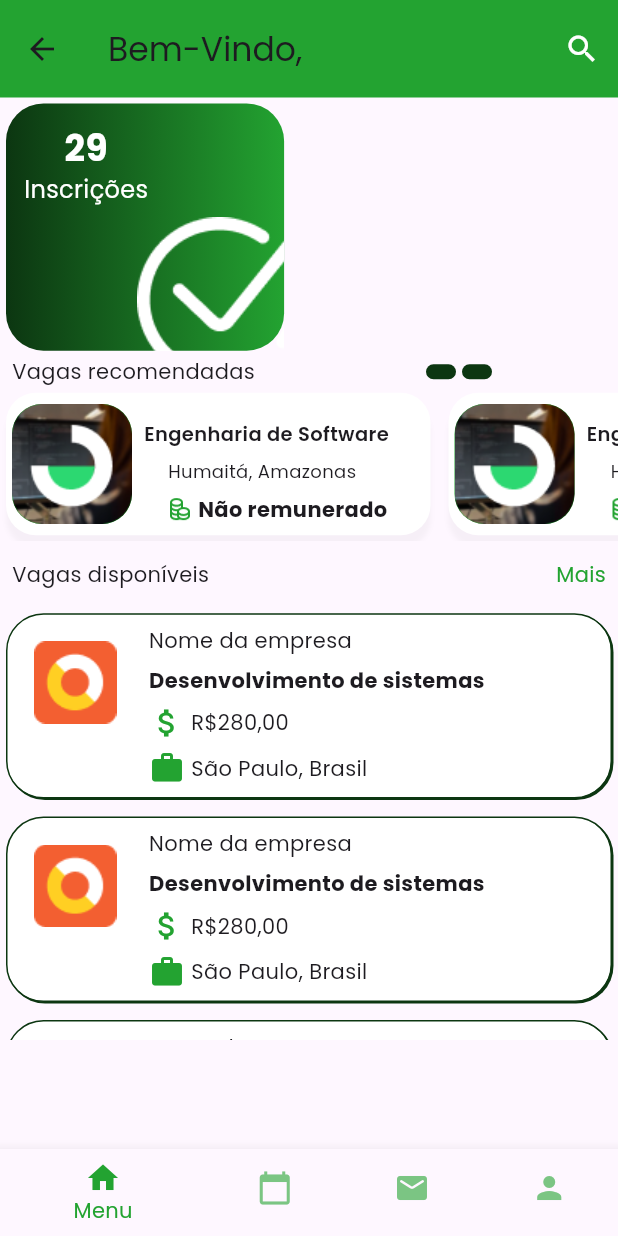
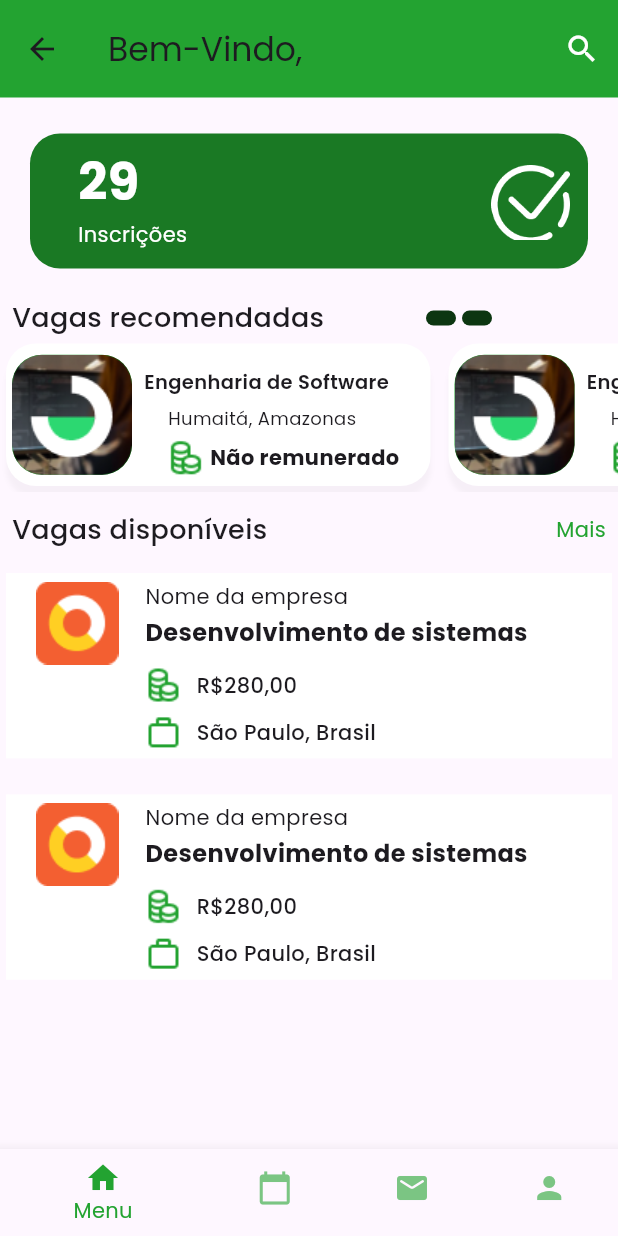
Before and after one commit to EstagioUnipampa/Estagiou-front, a Flutter app: the HomePage screen opened by its route, on a phone screen of 412 x 824 dp. Run offline on Flutter 3.47's test engine with Material 3 defaults, Android fonts, the phone set to English and light mode, and no system bars; our stand-ins replace dio, equatable, flutter_bloc, flutter_modular, google_sign_in.

Commit message:
feat: :lipstick: Refatorações nos componentes

```diff
--- a/estagiou/lib/features/home/view/home_page.dart
+++ b/estagiou/lib/features/home/view/home_page.dart
@@ -33,65 +33,65 @@ class _HomePageState extends State<HomePage> {
       backgroundColor: Palette.backgroundColor,
       body: ListView(
         children: [
+          20.ph,
           Align(
             alignment: Alignment.centerLeft,
             child: Container(
-              height: size.height * 0.2,
-              width: size.width * 0.45,
-              margin: const EdgeInsets.only(top: 4, left: 4),
+              height: 90,
+              width: double.infinity,
+              margin: const EdgeInsets.only(top: 4, left: 20, right: 20),
               decoration: BoxDecoration(
-                borderRadius: BorderRadius.circular(25),
+                borderRadius: BorderRadius.circular(20),
                 shape: BoxShape.rectangle,
-                gradient: const LinearGradient(
-                  colors: [Palette.darkGreen, Palette.lightGreen],
-                ),
+                color: const Color(0xFF1A7924),
               ),
               child: Stack(
                 children: [
-                  Positioned(
-                    top: 12,
-                    left: 12,
+                  const Positioned(
+                    top: 8,
+                    left: 32,
                     child: Column(
+                      crossAxisAlignment:
+                          CrossAxisAlignment.start, // Alinha o texto à esquerda
                       children: [
                         Text(
                           '29',
-                          style:
-                              Theme.of(context).textTheme.bodyMedium!.copyWith(
-                                    color: Palette.whiteColor,
-                                    fontSize: 24,
-                                    fontWeight: FontWeight.bold,
-                                  ),
+                          style: TextStyle(
+                            color: Palette.whiteColor,
+                            fontSize: 34,
+                            fontWeight: FontWeight.bold,
+                          ),
                         ),
                         Text(
                           'Inscrições',
-                          style:
-                              Theme.of(context).textTheme.bodyMedium!.copyWith(
-                                    color: Palette.whiteColor,
-                                    fontSize: 16,
-                                  ),
+                          style: TextStyle(
+                              color: Palette.whiteColor, fontSize: 14),
                         ),
                       ],
                     ),
                   ),
                   Positioned(
-                    bottom: -16,
-                    right: -12,
+                    top: 21,
+                    right: 12,
                     child: Image.asset(
                       'assets/confirmed.png',
-                      alignment: Alignment.bottomRight,
+                      height: 50,
+                      alignment: Alignment.centerRight,
                     ),
-                  )
+                  ),
                 ],
               ),
             ),
           ),
-          4.ph,
+          20.ph,
           Padding(
             padding: const EdgeInsets.symmetric(horizontal: 8.0),
             child: Row(
               mainAxisAlignment: MainAxisAlignment.spaceBetween,
               children: [
-                const Text('Vagas recomendadas'),
+                const Text('Vagas recomendadas',
+                    style:
+                        TextStyle(fontSize: 18, fontWeight: FontWeight.w500)),
                 SizedBox(
                   width: 120,
                   height: 10,
@@ -136,10 +136,12 @@ class _HomePageState extends State<HomePage> {
             child: Row(
               mainAxisAlignment: MainAxisAlignment.spaceBetween,
               children: [
-                Text('Vagas disponíveis'),
+                Text('Vagas disponíveis',
+                    style:
+                        TextStyle(fontSize: 18, fontWeight: FontWeight.w500)),
                 Text(
                   'Mais',
-                  style: TextStyle(color: Palette.lightGreen),
+                  style: TextStyle(color: Palette.lightGreen, fontSize: 14),
                 ),
               ],
             ),
@@ -154,7 +156,7 @@ class _HomePageState extends State<HomePage> {
                 },
                 separatorBuilder: (context, index) {
                   return const SizedBox(
-                    height: 4,
+                    height: 16,
                   );
                 }),
           )
--- a/estagiou/lib/features/home/view/widgets/available_vacancies.dart
+++ b/estagiou/lib/features/home/view/widgets/available_vacancies.dart
@@ -1,4 +1,3 @@
-
 import 'package:flutter/material.dart';
 import 'package:flutter_application_1/extensions/custom_padding.dart';
 import 'package:flutter_application_1/theme/palette.dart';
@@ -18,63 +17,69 @@ class AvailableVacanciesWidget extends StatelessWidget {
       margin: const EdgeInsets.all(4),
       height: size.height * 0.15,
       width: size.width * 0.2,
-      decoration: BoxDecoration(
-        borderRadius: BorderRadius.circular(25),
+      decoration: const BoxDecoration(
         color: Palette.whiteColor,
-        border: Border.all(width: 1, color: Palette.darkGreen),
-        boxShadow: const [
-          BoxShadow(
-            color: Palette.darkGreen,
-            offset: Offset(1, 1),
-          ),
-        ],
       ),
       child: Row(
         crossAxisAlignment: CrossAxisAlignment.start,
         children: [
-          Image.asset('assets/companyLogo.png',
-              height: size.height * 0.1),
-          8.pw,
+          Container(
+            margin: const EdgeInsets.only(
+                top: 2, left: 16), // Define o valor da margin-top
+            child: Image.asset('assets/companyLogo.png', height: 55),
+          ),
+          18.pw,
           Flexible(
             child: Column(
               crossAxisAlignment: CrossAxisAlignment.start,
               mainAxisAlignment: MainAxisAlignment.spaceAround,
               children: [
                 const Flexible(
-                  child: Text('Nome da empresa',
-                      textAlign: TextAlign.center),
+                  child: Text('Nome da empresa', textAlign: TextAlign.center),
                 ),
                 const Flexible(
                   child: Text('Desenvolvimento de sistemas',
                       style:
-                          TextStyle(fontWeight: FontWeight.bold),
+                          TextStyle(fontWeight: FontWeight.bold, fontSize: 16),
                       textAlign: TextAlign.center),
                 ),
+                6.ph,
                 Flexible(
                   child: Row(
                     mainAxisAlignment: MainAxisAlignment.start,
                     children: [
-                      const Icon(
-                        Icons.attach_money,
-                        color: Palette.lightGreen,
+                      Image.asset(
+                        'assets/coins.png',
+                        height: 24,
+                        width: 24, // Tamanho do ícone
                       ),
-                      4.pw,
+                      10.pw,
                       const Text(
                         'R\$280,00',
                         textAlign: TextAlign.center,
+                        style: TextStyle(
+                            fontSize: 14, fontWeight: FontWeight.w500),
                       ),
                     ],
                   ),
                 ),
+                2.ph,
                 Flexible(
                   child: Row(
                     mainAxisAlignment: MainAxisAlignment.start,
                     children: [
-                      const Icon(Icons.work,
-                          color: Palette.lightGreen),
-                      4.pw,
-                      const Text('São Paulo, Brasil',
-                          textAlign: TextAlign.center),
+                      Image.asset(
+                        'assets/work.png',
+                        height: 24,
+                        width: 24, // Tamanho do ícone
+                      ),
+                      10.pw,
+                      const Text(
+                        'São Paulo, Brasil',
+                        textAlign: TextAlign.center,
+                        style: TextStyle(
+                            fontWeight: FontWeight.w500, fontSize: 14),
+                      ),
                     ],
                   ),
                 ),
--- a/estagiou/lib/features/home/view/widgets/recommended_vacancies.dart
+++ b/estagiou/lib/features/home/view/widgets/recommended_vacancies.dart
@@ -91,14 +91,14 @@ class RecommendedVacanciesWidget extends StatelessWidget {
                 child: Row(
                   children: [
                     Padding(
-                      padding: EdgeInsets.only(
+                      padding: const EdgeInsets.only(
                           left: 16.0), // Define a margem à esquerda
                       child: Row(
                         children: [
                           Image.asset(
                             'assets/coins.png',
-                            height: 16,
-                            width: 16, // Tamanho do ícone
+                            height: 24,
+                            width: 24, // Tamanho do ícone
                           ),
                           4.pw, // Espaçamento horizontal entre o ícone e o texto
                           const Text(
```
Also changed, not shown: estagiou/assets/work.png (added).
